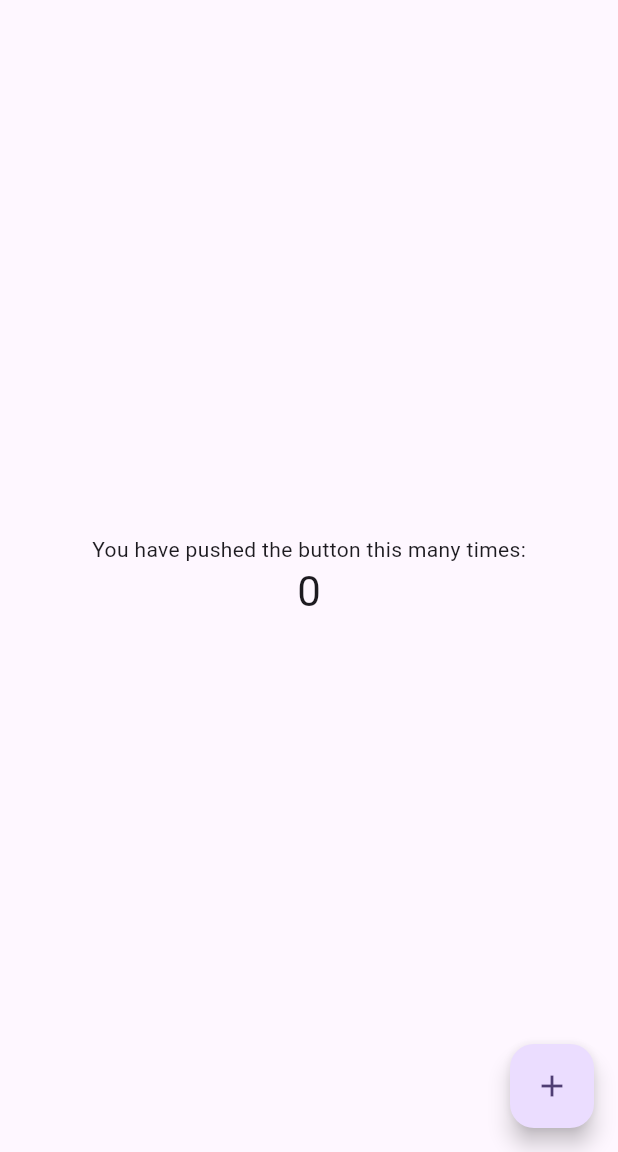
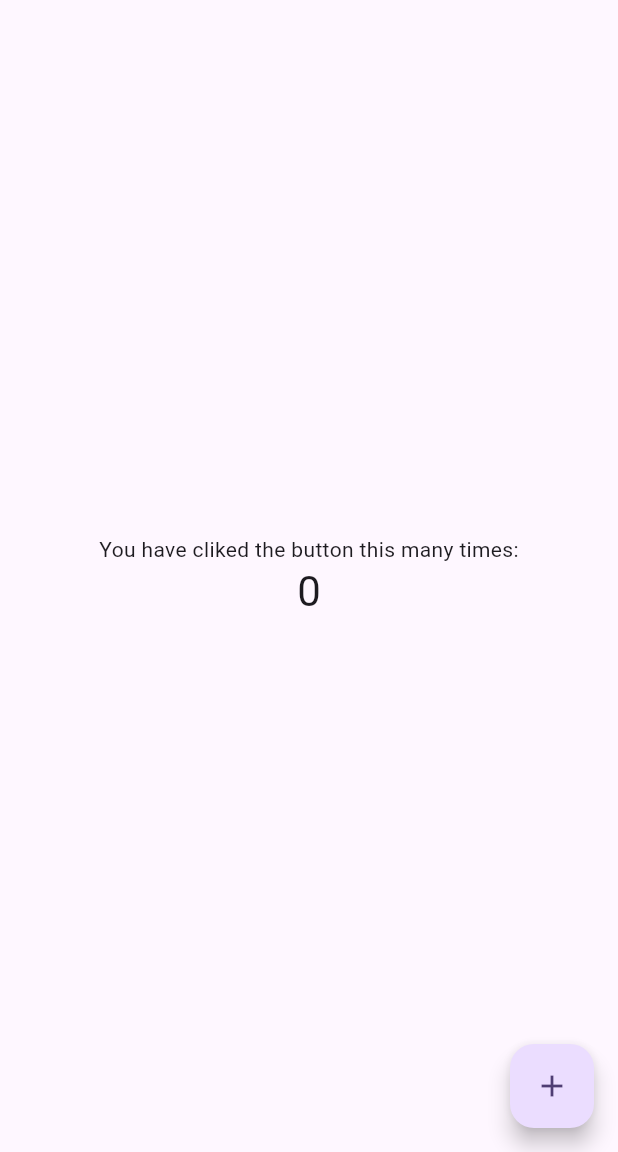
Before and after one commit to SeiKdesu/git-learning, a Flutter app: the screen it shows after launch, on a phone screen of 412 x 824 dp, the part 84-1236 px from its top. Run offline on Flutter 3.47's test engine with Material 3 defaults, Android fonts, the phone set to English and light mode, and no system bars.

Commit message:
change-message

```diff
--- a/lib/main.dart
+++ b/lib/main.dart
@@ -106,7 +106,7 @@ class _MyHomePageState extends State<MyHomePage> {
           mainAxisAlignment: MainAxisAlignment.center,
           children: <Widget>[
             const Text(
-              'You have pushed the button this many times:',
+              'You have cliked the button this many times:',
             ),
             Text(
               '$_counter',
```
